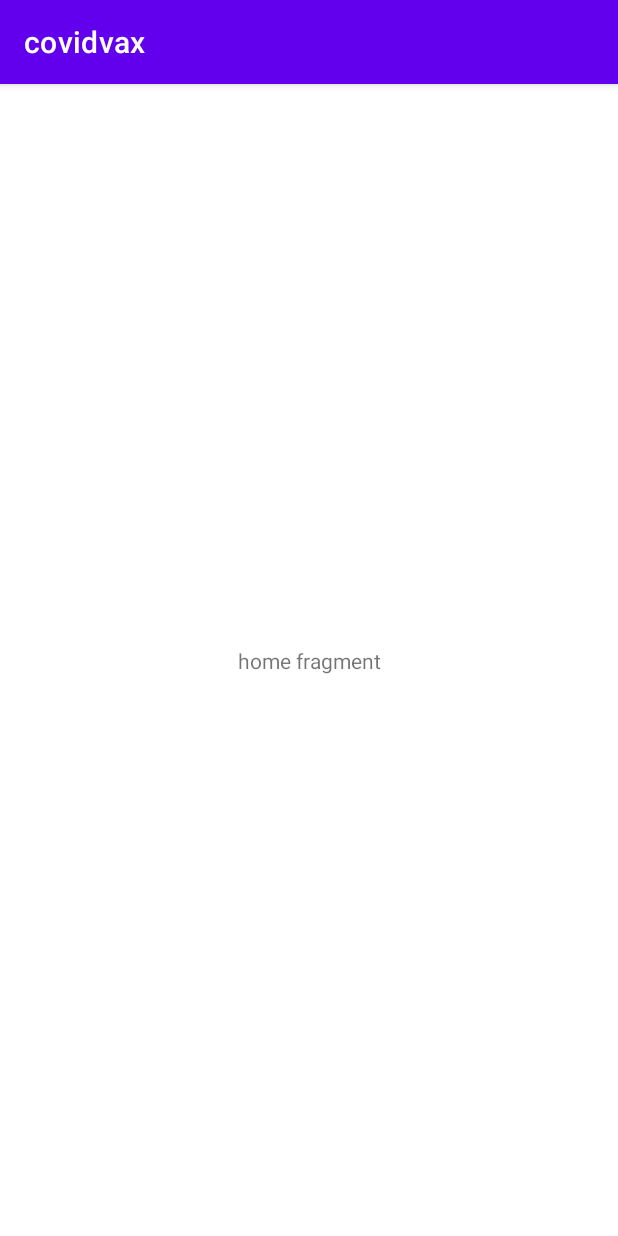
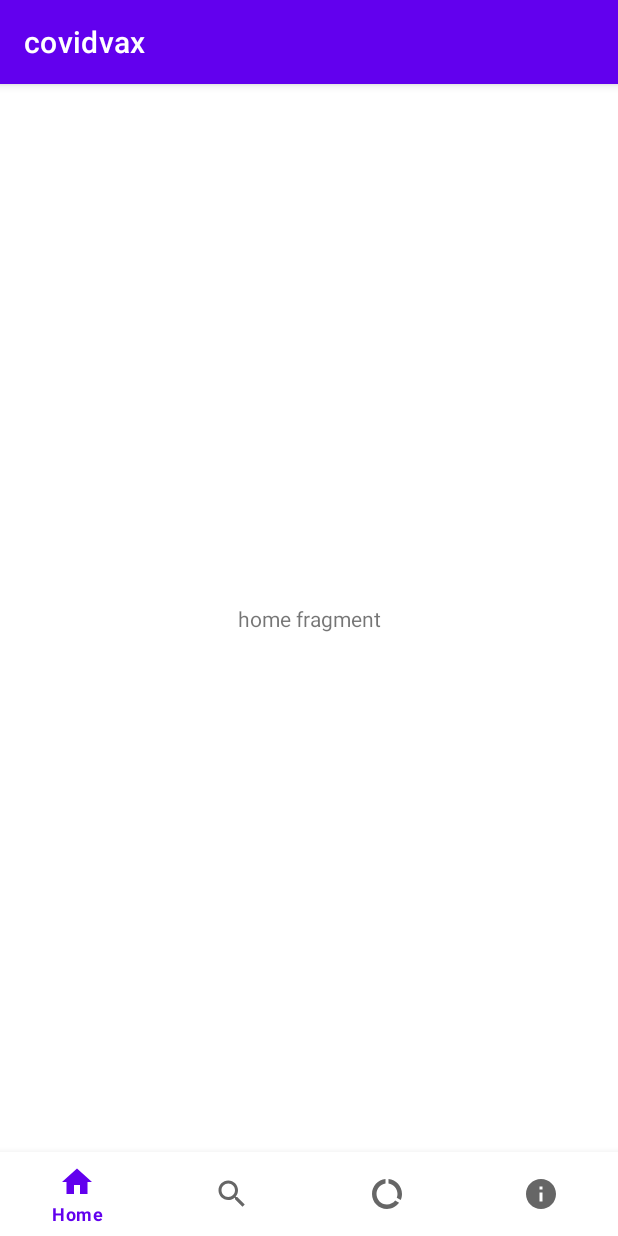
Before and after one commit to wesamnabeel99/covidvax, an Android app: the screen it shows after launch (HomeActivity), on a phone screen of 412 x 824 dp. Run offline under Robolectric (Android 15) with nearby library versions, the light colour scheme and no system bars.

Commit message:
add bottom navigation bar

```diff
--- a/app/src/main/java/com/example/covidvax/HomeActivity.kt
+++ b/app/src/main/java/com/example/covidvax/HomeActivity.kt
@@ -11,6 +11,9 @@ import java.io.InputStreamReader
 class HomeActivity : AppCompatActivity() {
 
     private val homeFragment = HomeFragment()
+    private val searchFragment = SearchFragment()
+    private val dataFragment = DataFragment()
+    private val aboutFragment = AboutFragment()
 
     lateinit var binding: ActivityHomeBinding
     override fun onCreate(savedInstanceState: Bundle?) {
@@ -26,6 +29,32 @@ class HomeActivity : AppCompatActivity() {
      */
     fun setup(){
         addFragment(homeFragment)
+        addNavigationListner()
+    }
+
+    private fun addNavigationListner() {
+        binding.bottomNavBar.setOnItemSelectedListener { item ->
+            when(item.itemId) {
+                R.id.home_button -> {
+                    replaceFragment(homeFragment)
+                    true
+                }
+                R.id.search_button -> {
+                    replaceFragment(searchFragment)
+                    true
+                }
+                R.id.data_button -> {
+                    replaceFragment(dataFragment)
+                    true
+                }
+                R.id.about_button -> {
+                    replaceFragment(aboutFragment)
+                    true
+                }
+                else -> false
+            }
+
+        }
     }
 
     /**
--- /dev/null
+++ b/app/src/main/res/drawable/ic_baseline_data_usage_24.xml
@@ -0,0 +1,10 @@
+<vector xmlns:android="http://schemas.android.com/apk/res/android"
+    android:width="24dp"
+    android:height="24dp"
+    android:viewportWidth="24"
+    android:viewportHeight="24"
+    android:tint="?attr/colorControlNormal">
+  <path
+      android:fillColor="@android:color/white"
+      android:pathData="M13,2.05v3.03c3.39,0.49 6,3.39 6,6.92 0,0.9 -0.18,1.75 -0.48,2.54l2.6,1.53c0.56,-1.24 0.88,-2.62 0.88,-4.07 0,-5.18 -3.95,-9.45 -9,-9.95zM12,19c-3.87,0 -7,-3.13 -7,-7 0,-3.53 2.61,-6.43 6,-6.92V2.05c-5.06,0.5 -9,4.76 -9,9.95 0,5.52 4.47,10 9.99,10 3.31,0 6.24,-1.61 8.06,-4.09l-2.6,-1.53C16.17,17.98 14.21,19 12,19z"/>
+</vector>
--- /dev/null
+++ b/app/src/main/res/drawable/ic_baseline_home_24.xml
@@ -0,0 +1,10 @@
+<vector xmlns:android="http://schemas.android.com/apk/res/android"
+    android:width="24dp"
+    android:height="24dp"
+    android:viewportWidth="24"
+    android:viewportHeight="24"
+    android:tint="?attr/colorControlNormal">
+  <path
+      android:fillColor="@android:color/white"
+      android:pathData="M10,20v-6h4v6h5v-8h3L12,3 2,12h3v8z"/>
+</vector>
--- /dev/null
+++ b/app/src/main/res/drawable/ic_baseline_info_24.xml
@@ -0,0 +1,10 @@
+<vector xmlns:android="http://schemas.android.com/apk/res/android"
+    android:width="24dp"
+    android:height="24dp"
+    android:viewportWidth="24"
+    android:viewportHeight="24"
+    android:tint="?attr/colorControlNormal">
+  <path
+      android:fillColor="@android:color/white"
+      android:pathData="M12,2C6.48,2 2,6.48 2,12s4.48,10 10,10 10,-4.48 10,-10S17.52,2 12,2zM13,17h-2v-6h2v6zM13,9h-2L11,7h2v2z"/>
+</vector>
--- /dev/null
+++ b/app/src/main/res/drawable/ic_baseline_search_24.xml
@@ -0,0 +1,10 @@
+<vector xmlns:android="http://schemas.android.com/apk/res/android"
+    android:width="24dp"
+    android:height="24dp"
+    android:viewportWidth="24"
+    android:viewportHeight="24"
+    android:tint="?attr/colorControlNormal">
+  <path
+      android:fillColor="@android:color/white"
+      android:pathData="M15.5,14h-0.79l-0.28,-0.27C15.41,12.59 16,11.11 16,9.5 16,5.91 13.09,3 9.5,3S3,5.91 3,9.5 5.91,16 9.5,16c1.61,0 3.09,-0.59 4.23,-1.57l0.27,0.28v0.79l5,4.99L20.49,19l-4.99,-5zM9.5,14C7.01,14 5,11.99 5,9.5S7.01,5 9.5,5 14,7.01 14,9.5 11.99,14 9.5,14z"/>
+</vector>
--- a/app/src/main/res/layout/activity_home.xml
+++ b/app/src/main/res/layout/activity_home.xml
@@ -9,7 +9,21 @@
     <androidx.fragment.app.FragmentContainerView
         android:id="@+id/fragment_container"
         android:layout_width="match_parent"
-        android:layout_height="match_parent"/>
+        android:layout_height="0dp"
+        app:layout_constraintEnd_toEndOf="parent"
+        app:layout_constraintStart_toStartOf="parent"
+        app:layout_constraintTop_toTopOf="parent"
+        app:layout_constraintBottom_toTopOf="@+id/bottom_nav_bar"/>
+
+    <com.google.android.material.bottomnavigation.BottomNavigationView
+        android:id="@+id/bottom_nav_bar"
+        android:layout_width="match_parent"
+        android:layout_height="wrap_content"
+        app:menu="@menu/main_bottom_navigation_bar"
+        app:labelVisibilityMode="selected"
+        app:layout_constraintBottom_toBottomOf="parent"
+        app:layout_constraintEnd_toEndOf="parent"
+        app:layout_constraintStart_toStartOf="parent" />
 
 
 </androidx.constraintlayout.widget.ConstraintLayout>
--- /dev/null
+++ b/app/src/main/res/menu/main_bottom_navigation_bar.xml
@@ -0,0 +1,24 @@
+<?xml version="1.0" encoding="utf-8"?>
+<menu xmlns:android="http://schemas.android.com/apk/res/android">
+
+    <item
+        android:id="@+id/home_button"
+        android:icon="@drawable/ic_baseline_home_24"
+        android:title="@string/home"/>
+
+    <item
+        android:id="@+id/search_button"
+        android:icon="@drawable/ic_baseline_search_24"
+        android:title="@string/search"/>
+
+    <item
+        android:id="@+id/data_button"
+        android:icon="@drawable/ic_baseline_data_usage_24"
+        android:title="@string/data"/>
+
+    <item
+        android:id="@+id/about_button"
+        android:icon="@drawable/ic_baseline_info_24"
+        android:title="@string/about"/>
+
+</menu>
--- a/app/src/main/res/values/strings.xml
+++ b/app/src/main/res/values/strings.xml
@@ -1,3 +1,7 @@
 <resources>
     <string name="app_name">covidvax</string>
+    <string name="home">Home</string>
+    <string name="search">Search</string>
+    <string name="data">Data</string>
+    <string name="about">About</string>
 </resources>
```
